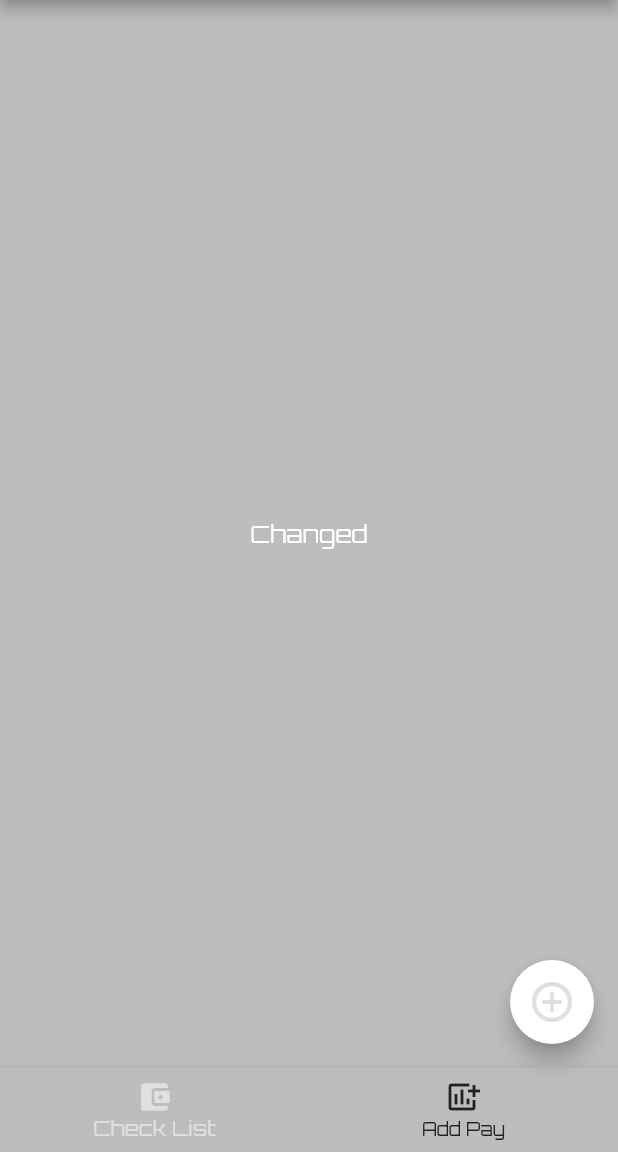
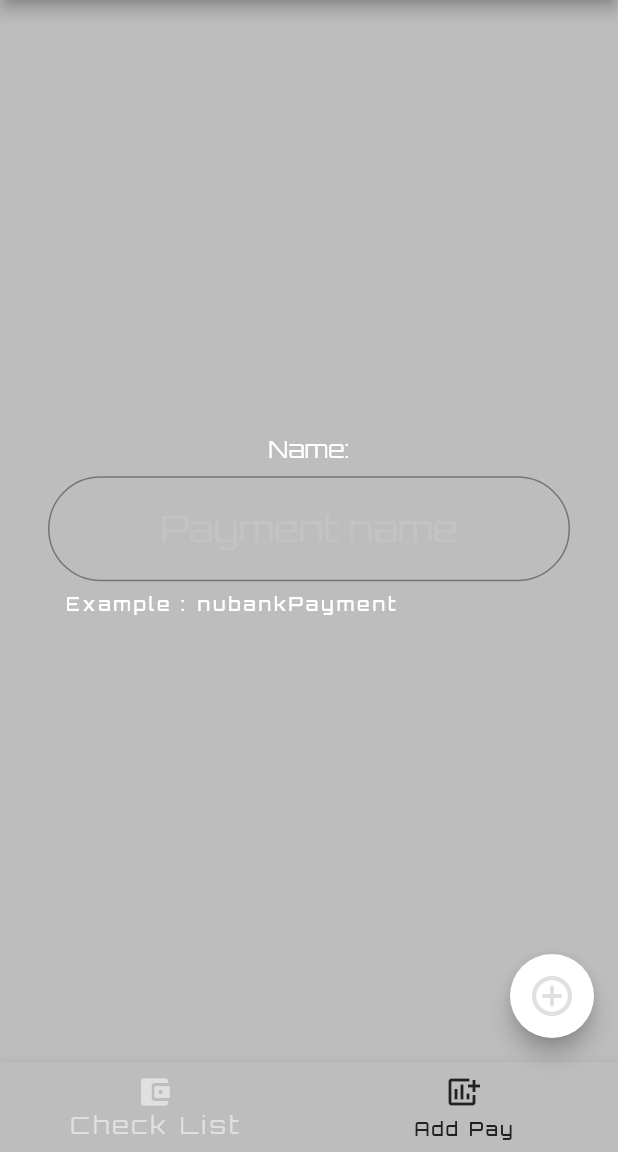
Before and after one commit to VictorS8/paycheck, a Flutter app: the PayRegister widget shown alone on an empty page, opened directly, on a phone screen of 412 x 824 dp, the part 84-1236 px from its top. Run offline on Flutter 3.47's test engine with Material 2 defaults, Android fonts, the phone set to English and light mode, and no system bars; our stand-ins replace get.

Commit message:
Update files name
- Update in files name
- Some changes in code

```diff
--- a/lib/controllers/screencontroller.dart
+++ b/lib/controllers/screen_controller.dart
@@ -1,6 +1,6 @@
 import 'package:get/get.dart';
-import 'package:paycheck/pages/pay/paylist.dart';
-import 'package:paycheck/pages/pay/payregister.dart';
+import 'package:paycheck/pages/pay/pay_list.dart';
+import 'package:paycheck/pages/pay/pay_register.dart';
 
 class ScreenController {
   int screenIdentifier = 0;
--- a/lib/pages/pay/paybase.dart
+++ b/lib/pages/pay/pay_base.dart
@@ -1,6 +1,6 @@
 import 'package:flutter/material.dart';
 import 'package:get/get.dart';
-import 'package:paycheck/controllers/screencontroller.dart';
+import 'package:paycheck/controllers/screen_controller.dart';
 
 class PayBase extends StatefulWidget {
   final Widget payBody;
@@ -33,12 +33,17 @@ class _PayBaseState extends State<PayBase> {
         selectedItemColor: Theme.of(context).secondaryHeaderColor,
         unselectedItemColor: Theme.of(context).primaryColor,
         backgroundColor: Theme.of(context).backgroundColor,
+        selectedLabelStyle: Theme.of(context).textTheme.headline3,
+        unselectedLabelStyle: Theme.of(context).textTheme.headline6,
         items: [
           BottomNavigationBarItem(
+              tooltip: "Check list of payments",
               icon: Icon(Icons.account_balance_wallet_rounded),
               label: "Check List"),
           BottomNavigationBarItem(
-              icon: Icon(Icons.add_chart), label: "Add Pay"),
+              tooltip: "Add a payment to the list",
+              icon: Icon(Icons.add_chart),
+              label: "Add Pay"),
         ],
         onTap: screenController.onItemTapped,
       ),
--- a/lib/pages/pay/paylist.dart
+++ b/lib/pages/pay/pay_list.dart
@@ -1,5 +1,5 @@
 import 'package:flutter/material.dart';
-import 'package:paycheck/pages/pay/paybase.dart';
+import 'package:paycheck/pages/pay/pay_base.dart';
 
 class PayList extends StatefulWidget {
   @override
--- a/lib/pages/pay/payregister.dart
+++ b/lib/pages/pay/pay_register.dart
@@ -1,5 +1,6 @@
 import 'package:flutter/material.dart';
-import 'package:paycheck/pages/pay/paybase.dart';
+import 'package:paycheck/pages/pay/pay_base.dart';
+import 'package:paycheck/widgets/name_text_field.dart';
 
 class PayRegister extends StatefulWidget {
   @override
@@ -7,6 +8,8 @@ class PayRegister extends StatefulWidget {
 }
 
 class _PayRegisterState extends State<PayRegister> {
+  TextEditingController _nameController = TextEditingController();
+
   @override
   Widget build(BuildContext context) {
     return PayBase(
@@ -15,9 +18,16 @@ class _PayRegisterState extends State<PayRegister> {
           mainAxisAlignment: MainAxisAlignment.center,
           children: [
             Text(
-              'Changed',
+              'Name:',
               style: Theme.of(context).textTheme.headline3,
-            )
+            ),
+            Padding(
+              padding:
+                  const EdgeInsets.symmetric(horizontal: 32.0, vertical: 8.0),
+              child: NameTextField(
+                nameController: _nameController,
+              ),
+            ),
           ],
         ),
       ),
--- /dev/null
+++ b/lib/widgets/name_text_field.dart
@@ -0,0 +1,41 @@
+import 'package:flutter/material.dart';
+
+class NameTextField extends StatefulWidget {
+  final TextEditingController nameController;
+
+  NameTextField({@required this.nameController});
+
+  @override
+  _NameTextFieldState createState() => _NameTextFieldState();
+}
+
+class _NameTextFieldState extends State<NameTextField> {
+  @override
+  Widget build(BuildContext context) {
+    return TextFormField(
+      style: Theme.of(context).textTheme.bodyText2,
+      textAlign: TextAlign.center,
+      keyboardType: TextInputType.name,
+      textCapitalization: TextCapitalization.sentences,
+      cursorColor: Theme.of(context).primaryColor,
+      cursorRadius: Radius.circular(64.0),
+      controller: widget.nameController,
+      decoration: InputDecoration(
+          alignLabelWithHint: true,
+          hintText: 'Payment name',
+          hintStyle: Theme.of(context)
+              .textTheme
+              .bodyText2
+              .apply(color: Colors.grey[100].withOpacity(0.1)),
+          helperText: 'Example : nubankPayment',
+          helperStyle: Theme.of(context).textTheme.headline6,
+          focusColor: Theme.of(context).primaryColor,
+          fillColor: Theme.of(context).secondaryHeaderColor,
+          labelStyle: Theme.of(context).textTheme.headline6,
+          hoverColor: Theme.of(context).primaryColor,
+          border: OutlineInputBorder(
+            borderRadius: BorderRadius.circular(64.0),
+          )),
+    );
+  }
+}
```
